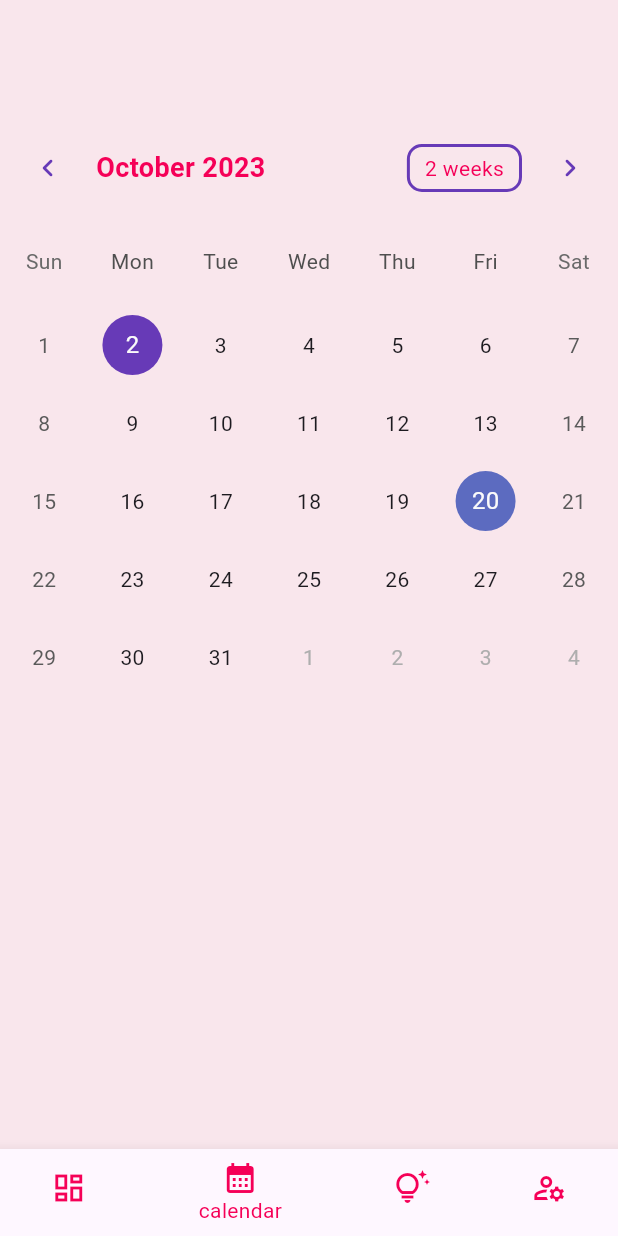
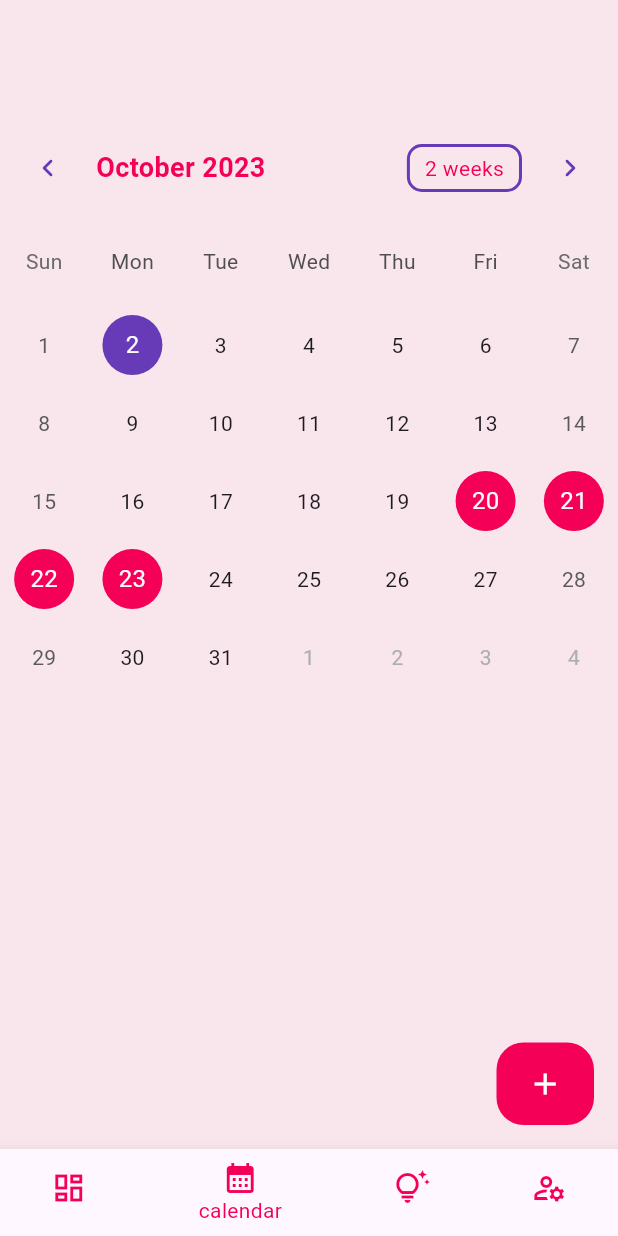
Before and after one commit to aanish37/Stritva, a Flutter app: the screen it shows after launch, item 2 of the bottom bar chosen, on a phone screen of 412 x 824 dp. Run offline on Flutter 3.47's test engine with Material 2 defaults, Android fonts, the phone set to English and light mode, and no system bars; drawn by our look-alikes of table_calendar.

Commit message:
work on calendar page

```diff
--- a/lib/constant.dart
+++ b/lib/constant.dart
@@ -12,6 +12,7 @@ var textColor = Colors.pinkAccent[700];
 
 const borderColor = Colors.deepPurple;
 
+
 //FIREBASE
 
 const pages = [
--- a/lib/view/calendar_page.dart
+++ b/lib/view/calendar_page.dart
@@ -1,8 +1,6 @@
 import 'package:flutter/material.dart';
 import '../constant.dart';
 import 'package:table_calendar/table_calendar.dart';
-import '../model/events.dart';
-// import '../model/eventWidget.dart';
 
 class CalendarPage extends StatefulWidget {
   const CalendarPage({Key? key}) : super(key: key);
@@ -11,7 +9,7 @@ class CalendarPage extends StatefulWidget {
   State<CalendarPage> createState() => _CalendarPageState();
 }
 
-enum Options { search, upload, copy, exit }
+enum Options { note, emotions, exit }
 
 class _CalendarPageState extends State<CalendarPage> {
   var _selectedDay = DateTime.now();
@@ -19,59 +17,111 @@ class _CalendarPageState extends State<CalendarPage> {
   var _calendarFormat = CalendarFormat.month;
 
   DateTime _firstMensurationDay = DateTime(2023, 10, 20);
-  bool _dateClicked = false;
 
-  final int _cycleLength = 28;
+  final int _cycleLength = 30;
   final int _numberOfDays = 4;
   int months = 12;
 
-  // bool checkMensturalDay(DateTime day) {
-  //   for (int i = 1; i < months; i++) {
-  //     if (day == _firstMensurationDay.add(Duration(days: i * _cycleLength))) {
-  //       return true;
-  //     }
-  //   }
-  //   return false;
-  // }
-
   bool isMenstrualDay(DateTime day) {
     DateTime currentDate = _firstMensurationDay;
-    for (int i = 0; i < _numberOfDays * months; i++) {
+
+    // Iterate through each month
+    for (int i = 0; i < months; i++) {
+      // Check if the given day falls within the menstrual cycle (4 days)
+      for (int j = 0; j < _numberOfDays; j++) {
         if (day.year == currentDate.year &&
             day.month == currentDate.month &&
             day.day == currentDate.day) {
-
-
           return true;
         }
-      currentDate = currentDate.add(Duration(days: _cycleLength));
+        currentDate = currentDate.add(Duration(days: 1));
+      }
+      // Move to the next month's cycle
+      currentDate =
+          currentDate.add(Duration(days: _cycleLength - _numberOfDays));
     }
     return false;
   }
 
-  Widget _showPopUpMenu(BuildContext context) {
-    return PopupMenuButton(
+  TextEditingController? noteController;
+
+  Widget _showPopupMenu(BuildContext context) {
+    return Container(
+      height: 55,
+      width: 65,
+      decoration: BoxDecoration(
+          color: buttonColor, borderRadius: BorderRadius.circular(18)),
+      child: PopupMenuButton(
+          color: Colors.white,
+          position: PopupMenuPosition.under,
+          tooltip: 'Click to View Options ',
+          icon: Icon(
+            Icons.add,
+            color: Colors.white,
+          ),
           itemBuilder: (BuildContext context) => [
-              _buildPopupMenuItem('Search', Icons.search, Options.search.index),
-              _buildPopupMenuItem('Upload', Icons.upload, Options.upload.index),
-              _buildPopupMenuItem('Copy', Icons.copy, Options.copy.index),
+                _buildPopupMenuItem('  Add Note', Icons.add_comment_rounded,
+                    Options.note.index),
+                _buildPopupMenuItem('Add Emotions', Icons.emoji_emotions,
+                    Options.emotions.index),
                 _buildPopupMenuItem(
-                  'Exit', Icons.exit_to_app, Options.exit.index),
-            ]);
+                    '        Exit', Icons.exit_to_app, Options.exit.index),
+              ]),
+    );
   }
 
   PopupMenuItem _buildPopupMenuItem(
       String title, IconData iconData, int position) {
     return PopupMenuItem(
       value: position,
+      onTap: () => {
+        if (position == 0)
+          {
+            showDialog(
+                context: context,
+                builder: (context) {
+                  return AlertDialog(
+                    actions: [
+                      TextButton(
+                          onPressed: () => Navigator.of(context).pop(),
+                          child: Text('close')),
+                      TextButton(
+                          onPressed: () {
+                            print(noteController);
+                            if (noteController == null) {
+                              ScaffoldMessenger.of(context)
+                                  .showSnackBar(const SnackBar(
+                                content: Text('Empty Field'),
+                                duration: Duration(seconds: 2),
+                              ));
+                            } else {}
+                            Navigator.of(context).pop();
+                          },
+                          child: Text('save')),
+                    ],
+                    title: Text(
+                      'Note',
+                      style: TextStyle(color: buttonColor),
+                    ),
+                    content: TextField(
+                      controller: noteController,
+                      decoration: InputDecoration(label: Text('Add details')),
+                    ),
+                  );
+                })
+          }
+      },
       child: Row(
         mainAxisAlignment: MainAxisAlignment.spaceAround,
         children: [
           Icon(
             iconData,
-            color: Colors.black,
+            color: buttonColor,
           ),
-          Text(title),
+          Text(title,
+              style: TextStyle(
+                color: buttonColor,
+              )),
         ],
       ),
     );
@@ -90,7 +140,9 @@ class _CalendarPageState extends State<CalendarPage> {
 
   @override
   Widget build(BuildContext context) {
-    return Column(
+    return Scaffold(
+      floatingActionButton: _showPopupMenu(context),
+      body: Column(
         children: [
           SizedBox(
             height: 80,
@@ -143,21 +195,21 @@ class _CalendarPageState extends State<CalendarPage> {
               setState(() {
                 _selectedDay = selectedDay;
                 _focusedDay = focusedDay;
-              _dateClicked = true;
               });
             },
 
             calendarStyle: const CalendarStyle(
+                selectedDecoration: BoxDecoration(
+                  shape: BoxShape.circle,
+                  color: const Color.fromARGB(255, 245, 0, 87),
+                ),
                 todayDecoration: BoxDecoration(
                   shape: BoxShape.circle,
                   color: borderColor,
                 )),
           ),
-        // _dateClicked
-        //     ? _buildPopupMenuItem('Search', Icons.search, Options.search.index)
-        //     : Container(),
-        // const SizedBox(height: 8.0),
         ],
+      ),
     );
   }
 }
```
Lines whose indentation alone changed are shown as unchanged.
